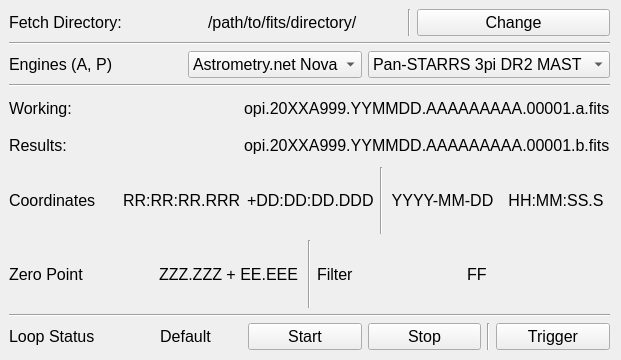
This is src/opihiexarata/gui/qtui/automatic.ui in psmd-iberutaru/OpihiExarata as Qt 5 draws it before an edit. The edited form follows.
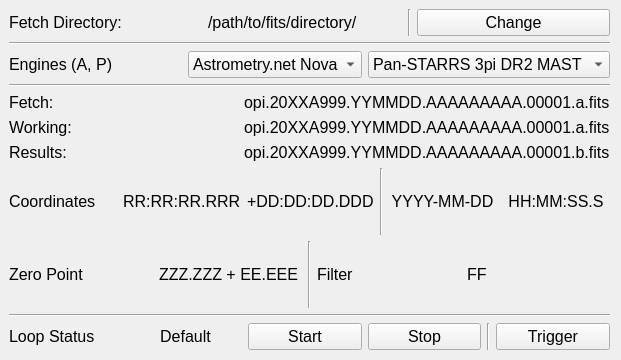
This is the edited form.

Commit message: Automatic GUI revamp.

Patch:
```diff
--- a/src/opihiexarata/gui/qtui/automatic.ui
+++ b/src/opihiexarata/gui/qtui/automatic.ui
@@ -160,7 +160,19 @@
      </item>
      <item>
       <layout class="QGridLayout" name="grid_layout_fits_filenames">
-       <item row="1" column="1">
+       <item row="2" column="0">
+        <widget class="QLabel" name="label_static_results_filename">
+         <property name="font">
+          <font>
+           <family>Cantarell</family>
+          </font>
+         </property>
+         <property name="text">
+          <string>Results:</string>
+         </property>
+        </widget>
+       </item>
+       <item row="2" column="1">
         <widget class="QLabel" name="label_dynamic_results_filename">
          <property name="font">
           <font>
@@ -173,18 +185,6 @@
         </widget>
        </item>
        <item row="1" column="0">
-        <widget class="QLabel" name="label_static_results_filename">
-         <property name="font">
-          <font>
-           <family>Cantarell</family>
-          </font>
-         </property>
-         <property name="text">
-          <string>Results:</string>
-         </property>
-        </widget>
-       </item>
-       <item row="0" column="0">
         <widget class="QLabel" name="label_static_working_filename">
          <property name="font">
           <font>
@@ -196,7 +196,7 @@
          </property>
         </widget>
        </item>
-       <item row="0" column="1">
+       <item row="1" column="1">
         <widget class="QLabel" name="label_dynamic_working_filename">
          <property name="font">
           <font>
@@ -208,6 +208,20 @@
          </property>
         </widget>
        </item>
+       <item row="0" column="0">
+        <widget class="QLabel" name="label_static_fetch_filename">
+         <property name="text">
+          <string>Fetch:</string>
+         </property>
+        </widget>
+       </item>
+       <item row="0" column="1">
+        <widget class="QLabel" name="label_dynamic_fetch_filename">
+         <property name="text">
+          <string>opi.20XXA999.YYMMDD.AAAAAAAAA.00001.a.fits</string>
+         </property>
+        </widget>
+       </item>
       </layout>
      </item>
      <item>
```
The commit also changes 7 other files.
